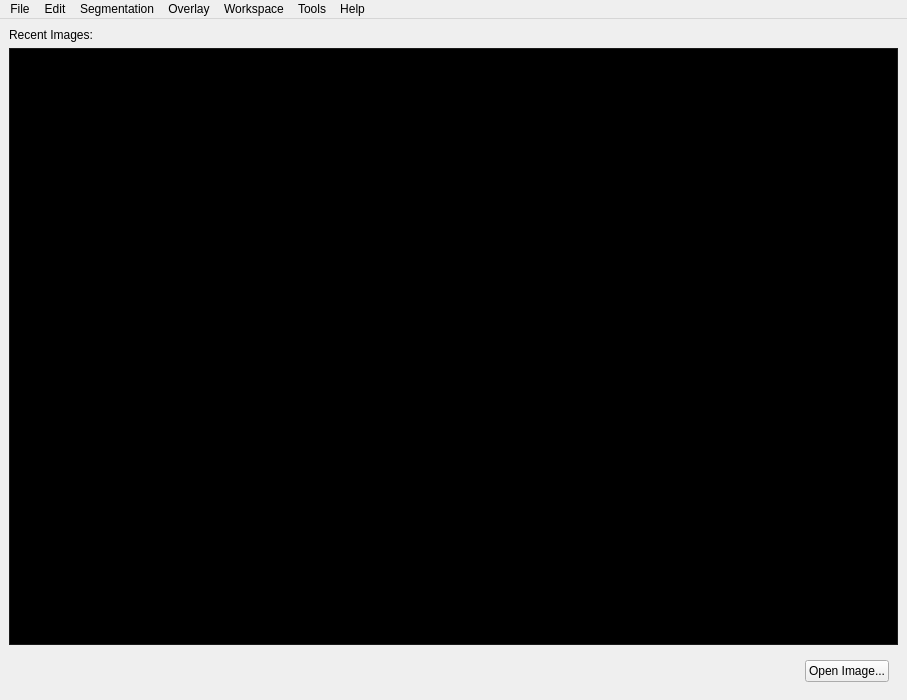
First picture: the form in GUI/Qt/Windows/MainImageWindow.ui, repository pyushkevich/itksnap, before the edit.
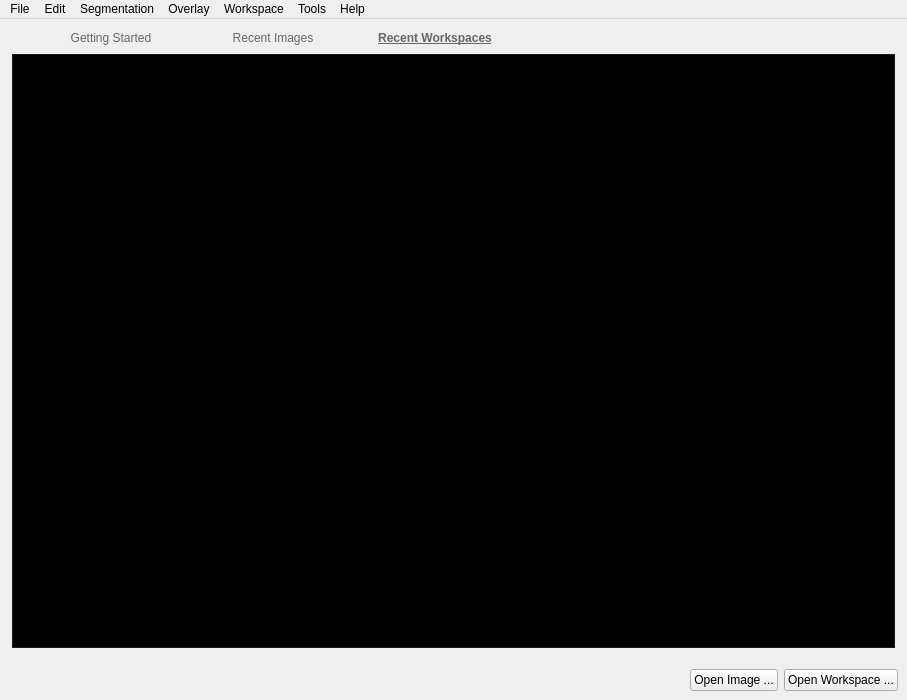
Second picture: the form after the edit. The open tabs and pages were chosen to show the change. Icons and pictures are not drawn. Custom widgets are drawn as their Qt base class.

Commit message: Added a welcome screen with links and a recent workspaces window

```diff
--- a/GUI/Qt/Windows/MainImageWindow.ui
+++ b/GUI/Qt/Windows/MainImageWindow.ui
@@ -54,13 +54,171 @@
       </widget>
       <widget class="QWidget" name="pageSplash">
        <layout class="QVBoxLayout" name="verticalLayout_2">
+        <property name="spacing">
+         <number>0</number>
+        </property>
+        <property name="margin">
+         <number>0</number>
+        </property>
         <item>
-         <widget class="QLabel" name="label">
+         <widget class="QTabWidget" name="tabSplash">
+          <property name="styleSheet">
+           <string notr="true">QTabWidget::pane {
+	margin-top: 0px;
+	border:none;
+}
+
+QTabWidget::tab-bar {
+	border-top: 1px solid black;
+	left:20px;
+}
+
+QTabBar:tab {
+	border:none;
+	margin-left: 20px;
+	margin-top: 12px;
+	padding-left: 5px;
+	padding-right: 5px;
+	min-width: 132px;
+	color: rgb(102, 102, 102);
+}
+
+QTabBar:tab:selected {
+	font-weight:bold;
+	text-decoration: underline;
+}
+
+QTabBar:tab:hover {
+	text-decoration: underline;
+}</string>
+          </property>
+          <property name="tabPosition">
+           <enum>QTabWidget::North</enum>
+          </property>
+          <property name="currentIndex">
+           <number>0</number>
+          </property>
+          <widget class="QWidget" name="tabGettingStarted">
+           <attribute name="title">
+            <string>Getting Started</string>
+           </attribute>
+           <layout class="QVBoxLayout" name="verticalLayout_4">
+            <property name="leftMargin">
+             <number>12</number>
+            </property>
+            <property name="rightMargin">
+             <number>12</number>
+            </property>
+            <property name="bottomMargin">
+             <number>12</number>
+            </property>
+            <item>
+             <widget class="QFrame" name="frame">
+              <property name="styleSheet">
+               <string notr="true">QFrame#frame {
+	background-color: qlineargradient(spread:pad, x1:1, y1:1, x2:0.537, y2:0.0340909, stop:0 rgba(210, 230, 230, 255), stop:1 rgba(255, 255, 255, 255));
+    border: 1px solid black;
+}
+
+QTextBrowser {
+	background-color: rgba(1,1,1,0);
+    border: none;
+}
+	
+
+</string>
+              </property>
+              <property name="frameShape">
+               <enum>QFrame::StyledPanel</enum>
+              </property>
+              <property name="frameShadow">
+               <enum>QFrame::Raised</enum>
+              </property>
+              <layout class="QGridLayout" name="gridLayout_3">
+               <item row="2" column="0" colspan="2">
+                <widget class="QTextBrowser" name="brsGettingStarted">
+                 <property name="autoFillBackground">
+                  <bool>false</bool>
+                 </property>
+                 <property name="styleSheet">
+                  <string notr="true">padding: -16px;</string>
+                 </property>
+                 <property name="frameShape">
+                  <enum>QFrame::NoFrame</enum>
+                 </property>
+                 <property name="frameShadow">
+                  <enum>QFrame::Plain</enum>
+                 </property>
+                 <property name="lineWidth">
+                  <number>0</number>
+                 </property>
+                 <property name="html">
+                  <string>&lt;!DOCTYPE HTML PUBLIC &quot;-//W3C//DTD HTML 4.0//EN&quot; &quot;http://www.w3.org/TR/REC-html40/strict.dtd&quot;&gt;
+&lt;html&gt;&lt;head&gt;&lt;meta name=&quot;qrichtext&quot; content=&quot;1&quot; /&gt;&lt;style type=&quot;text/css&quot;&gt;
+p, li { white-space: pre-wrap; }
+&lt;/style&gt;&lt;/head&gt;&lt;body style=&quot; font-family:'Lucida Grande'; font-size:13pt; font-weight:400; font-style:normal;&quot;&gt;
+&lt;p style=&quot;-qt-paragraph-type:empty; margin-top:0px; margin-bottom:0px; margin-left:0px; margin-right:0px; -qt-block-indent:0; text-indent:0px;&quot;&gt;&lt;br /&gt;&lt;/p&gt;
+&lt;ul style=&quot;margin-top: 0px; margin-bottom: 0px; margin-left: 0px; margin-right: 0px; -qt-list-indent: 1;&quot;&gt;&lt;li style=&quot; margin-top:12px; margin-bottom:4px; margin-left:0px; margin-right:0px; -qt-block-indent:0; text-indent:0px;&quot;&gt;Learn about the &lt;a href=&quot;http://www.itksnap.org/pmwiki/pmwiki.php?n=NewFeaturesInVersion3.0&quot;&gt;&lt;span style=&quot; text-decoration: underline; color:#0000ff;&quot;&gt;new features&lt;/span&gt;&lt;/a&gt; in this version&lt;/li&gt;
+&lt;li style=&quot; margin-top:0px; margin-bottom:4px; margin-left:0px; margin-right:0px; -qt-block-indent:0; text-indent:0px;&quot;&gt;Download &lt;a href=&quot;http://www.itksnap.org/pmwiki/pmwiki.php?n=Main.Downloads&quot;&gt;&lt;span style=&quot; text-decoration: underline; color:#0000ff;&quot;&gt;sample datasets&lt;/span&gt;&lt;/a&gt;&lt;/li&gt;
+&lt;li style=&quot; margin-top:0px; margin-bottom:12px; margin-left:0px; margin-right:0px; -qt-block-indent:0; text-indent:0px;&quot;&gt;Connect to the &lt;a href=&quot;http://www.itksnap.org/pmwiki/pmwiki.php?n=MailingLists.MailingLists&quot;&gt;&lt;span style=&quot; text-decoration: underline; color:#0000ff;&quot;&gt;ITK-SNAP community&lt;/span&gt;&lt;/a&gt;&lt;/li&gt;&lt;/ul&gt;&lt;/body&gt;&lt;/html&gt;</string>
+                 </property>
+                 <property name="openExternalLinks">
+                  <bool>true</bool>
+                 </property>
+                </widget>
+               </item>
+               <item row="1" column="0" colspan="2">
+                <widget class="Line" name="line">
+                 <property name="orientation">
+                  <enum>Qt::Horizontal</enum>
+                 </property>
+                </widget>
+               </item>
+               <item row="0" column="0" alignment="Qt::AlignBottom">
+                <widget class="QLabel" name="label_2">
+                 <property name="autoFillBackground">
+                  <bool>false</bool>
+                 </property>
+                 <property name="styleSheet">
+                  <string notr="true">font-size:16px;
+font-weight:bold;
+color:rgb(103, 103, 103);
+</string>
+                 </property>
           <property name="text">
-           <string>Recent Images:</string>
+                  <string>Getting started with ITK-SNAP</string>
           </property>
          </widget>
         </item>
+               <item row="0" column="1" alignment="Qt::AlignRight">
+                <widget class="QLabel" name="label_3">
+                 <property name="text">
+                  <string/>
+                 </property>
+                 <property name="pixmap">
+                  <pixmap resource="../Resources/SNAPResources.qrc">:/root/logo_square_shadow.png</pixmap>
+                 </property>
+                </widget>
+               </item>
+              </layout>
+             </widget>
+            </item>
+           </layout>
+          </widget>
+          <widget class="QWidget" name="tabRecent">
+           <attribute name="title">
+            <string>Recent Images</string>
+           </attribute>
+           <layout class="QVBoxLayout" name="verticalLayout_3">
+            <property name="leftMargin">
+             <number>12</number>
+            </property>
+            <property name="rightMargin">
+             <number>12</number>
+            </property>
+            <property name="bottomMargin">
+             <number>12</number>
+            </property>
         <item>
          <widget class="QListView" name="listRecent">
           <property name="palette">
@@ -510,9 +668,12 @@
           <property name="layoutMode">
            <enum>QListView::SinglePass</enum>
           </property>
+              <property name="spacing">
+               <number>24</number>
+              </property>
           <property name="gridSize">
            <size>
-            <width>224</width>
+                <width>200</width>
             <height>160</height>
            </size>
           </property>
@@ -528,6 +689,501 @@
           <property name="selectionRectVisible">
            <bool>false</bool>
           </property>
+             </widget>
+            </item>
+           </layout>
+          </widget>
+          <widget class="QWidget" name="tabRecentWorkspaces">
+           <attribute name="title">
+            <string>Recent Workspaces</string>
+           </attribute>
+           <layout class="QVBoxLayout" name="verticalLayout_5">
+            <property name="leftMargin">
+             <number>12</number>
+            </property>
+            <property name="rightMargin">
+             <number>12</number>
+            </property>
+            <property name="bottomMargin">
+             <number>12</number>
+            </property>
+            <item>
+             <widget class="QListView" name="listRecentWorkspaces">
+              <property name="palette">
+               <palette>
+                <active>
+                 <colorrole role="WindowText">
+                  <brush brushstyle="SolidPattern">
+                   <color alpha="255">
+                    <red>255</red>
+                    <green>255</green>
+                    <blue>255</blue>
+                   </color>
+                  </brush>
+                 </colorrole>
+                 <colorrole role="Button">
+                  <brush brushstyle="SolidPattern">
+                   <color alpha="255">
+                    <red>35</red>
+                    <green>35</green>
+                    <blue>35</blue>
+                   </color>
+                  </brush>
+                 </colorrole>
+                 <colorrole role="Light">
+                  <brush brushstyle="SolidPattern">
+                   <color alpha="255">
+                    <red>53</red>
+                    <green>53</green>
+                    <blue>53</blue>
+                   </color>
+                  </brush>
+                 </colorrole>
+                 <colorrole role="Midlight">
+                  <brush brushstyle="SolidPattern">
+                   <color alpha="255">
+                    <red>44</red>
+                    <green>44</green>
+                    <blue>44</blue>
+                   </color>
+                  </brush>
+                 </colorrole>
+                 <colorrole role="Dark">
+                  <brush brushstyle="SolidPattern">
+                   <color alpha="255">
+                    <red>17</red>
+                    <green>17</green>
+                    <blue>17</blue>
+                   </color>
+                  </brush>
+                 </colorrole>
+                 <colorrole role="Mid">
+                  <brush brushstyle="SolidPattern">
+                   <color alpha="255">
+                    <red>23</red>
+                    <green>23</green>
+                    <blue>23</blue>
+                   </color>
+                  </brush>
+                 </colorrole>
+                 <colorrole role="Text">
+                  <brush brushstyle="SolidPattern">
+                   <color alpha="255">
+                    <red>255</red>
+                    <green>255</green>
+                    <blue>255</blue>
+                   </color>
+                  </brush>
+                 </colorrole>
+                 <colorrole role="BrightText">
+                  <brush brushstyle="SolidPattern">
+                   <color alpha="255">
+                    <red>255</red>
+                    <green>255</green>
+                    <blue>255</blue>
+                   </color>
+                  </brush>
+                 </colorrole>
+                 <colorrole role="ButtonText">
+                  <brush brushstyle="SolidPattern">
+                   <color alpha="255">
+                    <red>255</red>
+                    <green>255</green>
+                    <blue>255</blue>
+                   </color>
+                  </brush>
+                 </colorrole>
+                 <colorrole role="Base">
+                  <brush brushstyle="SolidPattern">
+                   <color alpha="255">
+                    <red>0</red>
+                    <green>0</green>
+                    <blue>0</blue>
+                   </color>
+                  </brush>
+                 </colorrole>
+                 <colorrole role="Window">
+                  <brush brushstyle="SolidPattern">
+                   <color alpha="255">
+                    <red>35</red>
+                    <green>35</green>
+                    <blue>35</blue>
+                   </color>
+                  </brush>
+                 </colorrole>
+                 <colorrole role="Shadow">
+                  <brush brushstyle="SolidPattern">
+                   <color alpha="255">
+                    <red>0</red>
+                    <green>0</green>
+                    <blue>0</blue>
+                   </color>
+                  </brush>
+                 </colorrole>
+                 <colorrole role="AlternateBase">
+                  <brush brushstyle="SolidPattern">
+                   <color alpha="255">
+                    <red>17</red>
+                    <green>17</green>
+                    <blue>17</blue>
+                   </color>
+                  </brush>
+                 </colorrole>
+                 <colorrole role="ToolTipBase">
+                  <brush brushstyle="SolidPattern">
+                   <color alpha="255">
+                    <red>255</red>
+                    <green>255</green>
+                    <blue>220</blue>
+                   </color>
+                  </brush>
+                 </colorrole>
+                 <colorrole role="ToolTipText">
+                  <brush brushstyle="SolidPattern">
+                   <color alpha="255">
+                    <red>0</red>
+                    <green>0</green>
+                    <blue>0</blue>
+                   </color>
+                  </brush>
+                 </colorrole>
+                </active>
+                <inactive>
+                 <colorrole role="WindowText">
+                  <brush brushstyle="SolidPattern">
+                   <color alpha="255">
+                    <red>255</red>
+                    <green>255</green>
+                    <blue>255</blue>
+                   </color>
+                  </brush>
+                 </colorrole>
+                 <colorrole role="Button">
+                  <brush brushstyle="SolidPattern">
+                   <color alpha="255">
+                    <red>35</red>
+                    <green>35</green>
+                    <blue>35</blue>
+                   </color>
+                  </brush>
+                 </colorrole>
+                 <colorrole role="Light">
+                  <brush brushstyle="SolidPattern">
+                   <color alpha="255">
+                    <red>53</red>
+                    <green>53</green>
+                    <blue>53</blue>
+                   </color>
+                  </brush>
+                 </colorrole>
+                 <colorrole role="Midlight">
+                  <brush brushstyle="SolidPattern">
+                   <color alpha="255">
+                    <red>44</red>
+                    <green>44</green>
+                    <blue>44</blue>
+                   </color>
+                  </brush>
+                 </colorrole>
+                 <colorrole role="Dark">
+                  <brush brushstyle="SolidPattern">
+                   <color alpha="255">
+                    <red>17</red>
+                    <green>17</green>
+                    <blue>17</blue>
+                   </color>
+                  </brush>
+                 </colorrole>
+                 <colorrole role="Mid">
+                  <brush brushstyle="SolidPattern">
+                   <color alpha="255">
+                    <red>23</red>
+                    <green>23</green>
+                    <blue>23</blue>
+                   </color>
+                  </brush>
+                 </colorrole>
+                 <colorrole role="Text">
+                  <brush brushstyle="SolidPattern">
+                   <color alpha="255">
+                    <red>255</red>
+                    <green>255</green>
+                    <blue>255</blue>
+                   </color>
+                  </brush>
+                 </colorrole>
+                 <colorrole role="BrightText">
+                  <brush brushstyle="SolidPattern">
+                   <color alpha="255">
+                    <red>255</red>
+                    <green>255</green>
+                    <blue>255</blue>
+                   </color>
+                  </brush>
+                 </colorrole>
+                 <colorrole role="ButtonText">
+                  <brush brushstyle="SolidPattern">
+                   <color alpha="255">
+                    <red>255</red>
+                    <green>255</green>
+                    <blue>255</blue>
+                   </color>
+                  </brush>
+                 </colorrole>
+                 <colorrole role="Base">
+                  <brush brushstyle="SolidPattern">
+                   <color alpha="255">
+                    <red>0</red>
+                    <green>0</green>
+                    <blue>0</blue>
+                   </color>
+                  </brush>
+                 </colorrole>
+                 <colorrole role="Window">
+                  <brush brushstyle="SolidPattern">
+                   <color alpha="255">
+                    <red>35</red>
+                    <green>35</green>
+                    <blue>35</blue>
+                   </color>
+                  </brush>
+                 </colorrole>
+                 <colorrole role="Shadow">
+                  <brush brushstyle="SolidPattern">
+                   <color alpha="255">
+                    <red>0</red>
+                    <green>0</green>
+                    <blue>0</blue>
+                   </color>
+                  </brush>
+                 </colorrole>
+                 <colorrole role="AlternateBase">
+                  <brush brushstyle="SolidPattern">
+                   <color alpha="255">
+                    <red>17</red>
+                    <green>17</green>
+                    <blue>17</blue>
+                   </color>
+                  </brush>
+                 </colorrole>
+                 <colorrole role="ToolTipBase">
+                  <brush brushstyle="SolidPattern">
+                   <color alpha="255">
+                    <red>255</red>
+                    <green>255</green>
+                    <blue>220</blue>
+                   </color>
+                  </brush>
+                 </colorrole>
+                 <colorrole role="ToolTipText">
+                  <brush brushstyle="SolidPattern">
+                   <color alpha="255">
+                    <red>0</red>
+                    <green>0</green>
+                    <blue>0</blue>
+                   </color>
+                  </brush>
+                 </colorrole>
+                </inactive>
+                <disabled>
+                 <colorrole role="WindowText">
+                  <brush brushstyle="SolidPattern">
+                   <color alpha="255">
+                    <red>17</red>
+                    <green>17</green>
+                    <blue>17</blue>
+                   </color>
+                  </brush>
+                 </colorrole>
+                 <colorrole role="Button">
+                  <brush brushstyle="SolidPattern">
+                   <color alpha="255">
+                    <red>35</red>
+                    <green>35</green>
+                    <blue>35</blue>
+                   </color>
+                  </brush>
+                 </colorrole>
+                 <colorrole role="Light">
+                  <brush brushstyle="SolidPattern">
+                   <color alpha="255">
+                    <red>53</red>
+                    <green>53</green>
+                    <blue>53</blue>
+                   </color>
+                  </brush>
+                 </colorrole>
+                 <colorrole role="Midlight">
+                  <brush brushstyle="SolidPattern">
+                   <color alpha="255">
+                    <red>44</red>
+                    <green>44</green>
+                    <blue>44</blue>
+                   </color>
+                  </brush>
+                 </colorrole>
+                 <colorrole role="Dark">
+                  <brush brushstyle="SolidPattern">
+                   <color alpha="255">
+                    <red>17</red>
+                    <green>17</green>
+                    <blue>17</blue>
+                   </color>
+                  </brush>
+                 </colorrole>
+                 <colorrole role="Mid">
+                  <brush brushstyle="SolidPattern">
+                   <color alpha="255">
+                    <red>23</red>
+                    <green>23</green>
+                    <blue>23</blue>
+                   </color>
+                  </brush>
+                 </colorrole>
+                 <colorrole role="Text">
+                  <brush brushstyle="SolidPattern">
+                   <color alpha="255">
+                    <red>17</red>
+                    <green>17</green>
+                    <blue>17</blue>
+                   </color>
+                  </brush>
+                 </colorrole>
+                 <colorrole role="BrightText">
+                  <brush brushstyle="SolidPattern">
+                   <color alpha="255">
+                    <red>255</red>
+                    <green>255</green>
+                    <blue>255</blue>
+                   </color>
+                  </brush>
+                 </colorrole>
+                 <colorrole role="ButtonText">
+                  <brush brushstyle="SolidPattern">
+                   <color alpha="255">
+                    <red>17</red>
+                    <green>17</green>
+                    <blue>17</blue>
+                   </color>
+                  </brush>
+                 </colorrole>
+                 <colorrole role="Base">
+                  <brush brushstyle="SolidPattern">
+                   <color alpha="255">
+                    <red>35</red>
+                    <green>35</green>
+                    <blue>35</blue>
+                   </color>
+                  </brush>
+                 </colorrole>
+                 <colorrole role="Window">
+                  <brush brushstyle="SolidPattern">
+                   <color alpha="255">
+                    <red>35</red>
+                    <green>35</green>
+                    <blue>35</blue>
+                   </color>
+                  </brush>
+                 </colorrole>
+                 <colorrole role="Shadow">
+                  <brush brushstyle="SolidPattern">
+                   <color alpha="255">
+                    <red>0</red>
+                    <green>0</green>
+                    <blue>0</blue>
+                   </color>
+                  </brush>
+                 </colorrole>
+                 <colorrole role="AlternateBase">
+                  <brush brushstyle="SolidPattern">
+                   <color alpha="255">
+                    <red>35</red>
+                    <green>35</green>
+                    <blue>35</blue>
+                   </color>
+                  </brush>
+                 </colorrole>
+                 <colorrole role="ToolTipBase">
+                  <brush brushstyle="SolidPattern">
+                   <color alpha="255">
+                    <red>255</red>
+                    <green>255</green>
+                    <blue>220</blue>
+                   </color>
+                  </brush>
+                 </colorrole>
+                 <colorrole role="ToolTipText">
+                  <brush brushstyle="SolidPattern">
+                   <color alpha="255">
+                    <red>0</red>
+                    <green>0</green>
+                    <blue>0</blue>
+                   </color>
+                  </brush>
+                 </colorrole>
+                </disabled>
+               </palette>
+              </property>
+              <property name="font">
+               <font>
+                <weight>75</weight>
+                <bold>true</bold>
+               </font>
+              </property>
+              <property name="mouseTracking">
+               <bool>true</bool>
+              </property>
+              <property name="styleSheet">
+               <string notr="true">QListView::item:hover {
+background-color:rgb(88, 88, 88);
+}</string>
+              </property>
+              <property name="alternatingRowColors">
+               <bool>false</bool>
+              </property>
+              <property name="selectionMode">
+               <enum>QAbstractItemView::NoSelection</enum>
+              </property>
+              <property name="iconSize">
+               <size>
+                <width>128</width>
+                <height>128</height>
+               </size>
+              </property>
+              <property name="movement">
+               <enum>QListView::Static</enum>
+              </property>
+              <property name="resizeMode">
+               <enum>QListView::Adjust</enum>
+              </property>
+              <property name="layoutMode">
+               <enum>QListView::SinglePass</enum>
+              </property>
+              <property name="spacing">
+               <number>24</number>
+              </property>
+              <property name="gridSize">
+               <size>
+                <width>200</width>
+                <height>160</height>
+               </size>
+              </property>
+              <property name="viewMode">
+               <enum>QListView::IconMode</enum>
+              </property>
+              <property name="uniformItemSizes">
+               <bool>false</bool>
+              </property>
+              <property name="wordWrap">
+               <bool>true</bool>
+              </property>
+              <property name="selectionRectVisible">
+               <bool>false</bool>
+              </property>
+             </widget>
+            </item>
+           </layout>
+          </widget>
          </widget>
         </item>
         <item>
@@ -549,7 +1205,14 @@
            <item>
             <widget class="QPushButton" name="btnLoadMain">
              <property name="text">
-              <string>Open Image...</string>
+              <string>Open Image ...</string>
+             </property>
+            </widget>
+           </item>
+           <item>
+            <widget class="QPushButton" name="btnLoadWorkspace">
+             <property name="text">
+              <string>Open Workspace ...</string>
              </property>
             </widget>
            </item>
```
Left out of the diff: 12 changed lines with no effect on the pictures. Lines whose indentation alone changed are shown as unchanged. The commit also changes 7 other files.
